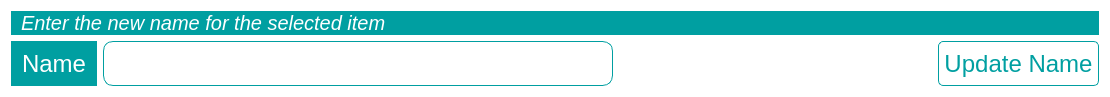
The window that app/ui/name_edit_input.ui (FlicksonJ/labify) describes before a commit, drawn with Qt 5.
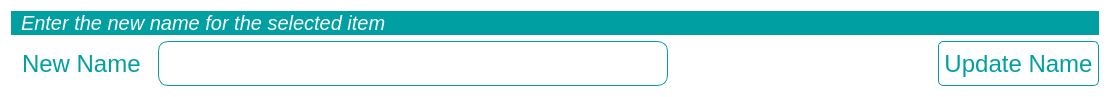
The same window after the commit.

Commit message: FIX: Update name_edit input for the previous BREAKING CHANGE

Patch:
```diff
--- a/app/ui/name_edit_input.ui
+++ b/app/ui/name_edit_input.ui
@@ -31,6 +31,11 @@
 	padding-right: 5px;
 }
 
+#name_label {
+	background: #fff;
+	color: rgb(0, 159, 161);
+}
+
 QLineEdit {
 	border: 1px solid rgb(0, 159, 161);
 	border-radius: 10px;
@@ -94,7 +99,7 @@
         </font>
        </property>
        <property name="text">
-        <string>Name</string>
+        <string>New Name</string>
        </property>
       </widget>
      </item>
```
The commit also changes 3 other files.
